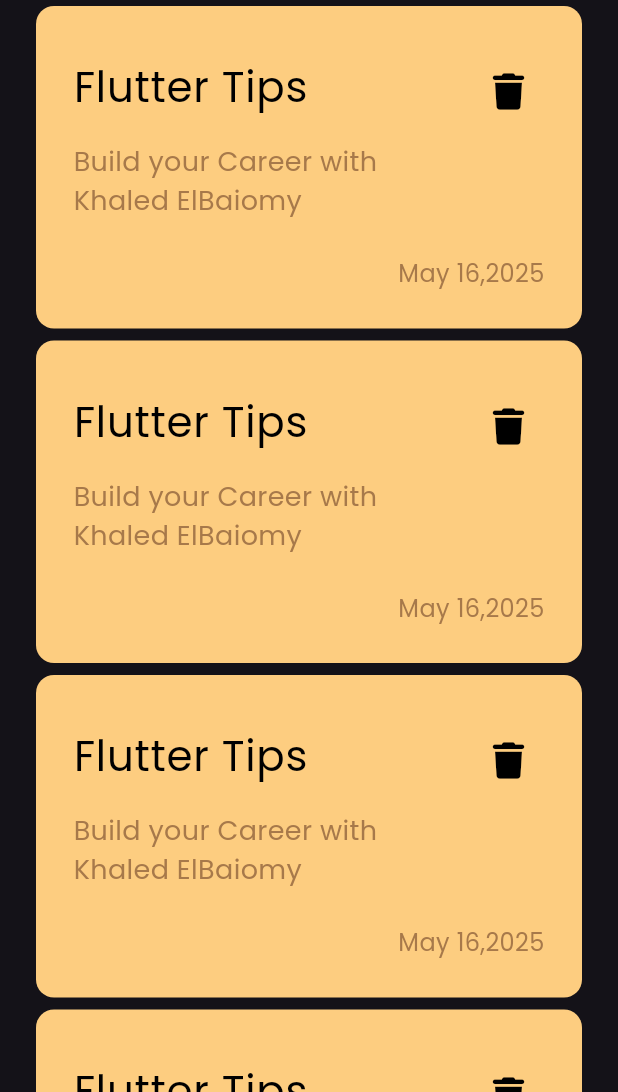
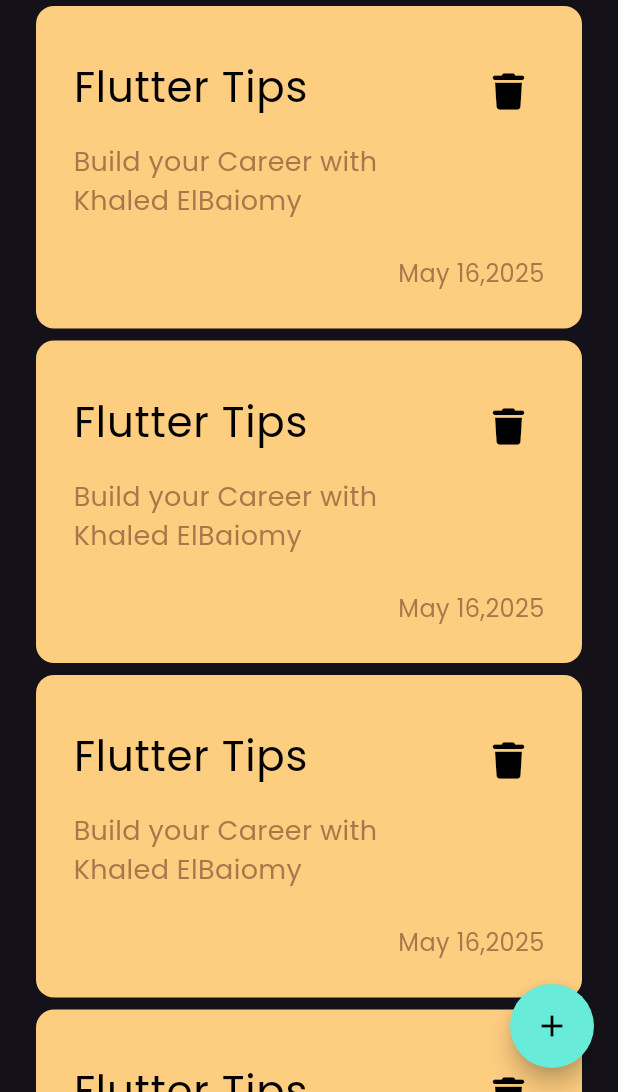
Before and after one commit to khaled-elbaiomy/notes_app, a Flutter app: the screen it shows after launch, on a phone screen of 412 x 824 dp, the part 144-1236 px from its top. Run offline on Flutter 3.47's test engine with Material 3 defaults, Android fonts, the phone set to English and light mode, and no system bars; our stand-ins replace font_awesome_flutter.

Commit message:
add floating action button

```diff
--- a/lib/views/notes_view.dart
+++ b/lib/views/notes_view.dart
@@ -7,6 +7,15 @@ class NotesView extends StatelessWidget {
   @override
   Widget build(BuildContext context) {
     return Scaffold(
+      floatingActionButton: FloatingActionButton(
+        onPressed: () {},
+        backgroundColor: Color(0xff68EBD8),
+        shape: CircleBorder(),
+        child: Icon(
+          Icons.add,
+          color: Colors.black,
+        ),
+      ),
       body: NotesViewBody(),
     );
   }
```
